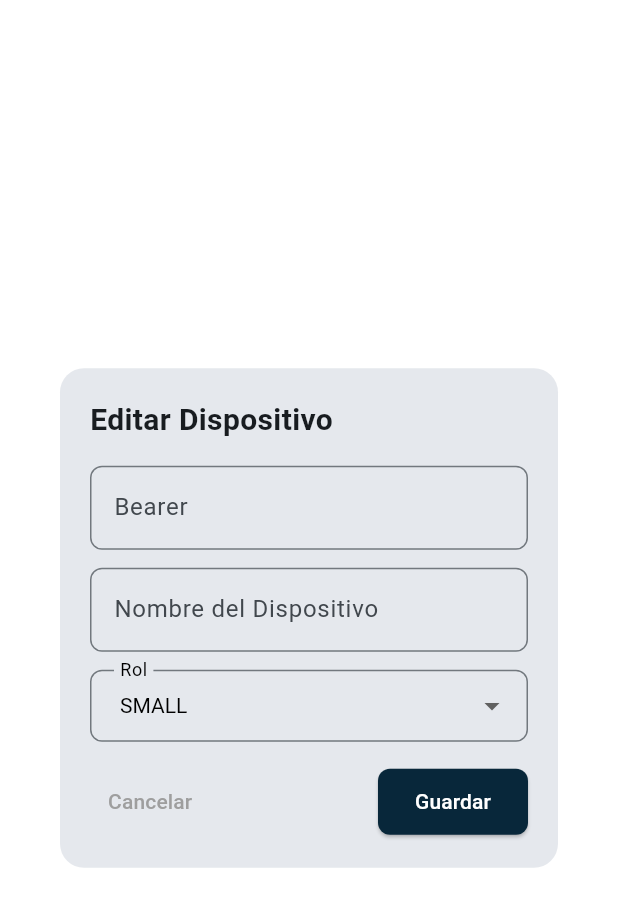
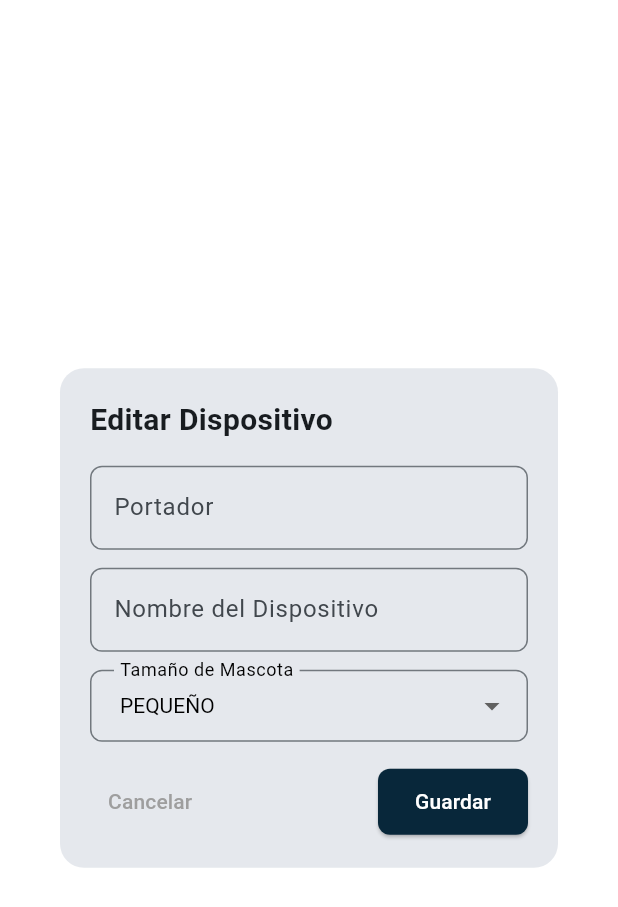
Before and after one commit to Vetlink-Agile-Development/Pet-Tracker-App, a Flutter app: the EditDeviceDialog widget shown alone on an empty page, opened directly with empty values, on a phone screen of 412 x 824 dp. Shown: the top 907 px of the screen. Run offline on Flutter 3.47's test engine with Material 3 defaults, Android fonts, the phone set to English and light mode, and no system bars; our stand-ins replace dash_chat_2, dio, fl_chart, flutter_dotenv, flutter_map, flutter_riverpod and 6 more; accounts and stored records are empty.

Commit message:
feat: add translation in device screen

```diff
--- a/lib/features/devices/presentation/widgets/edit_device_dialog.dart
+++ b/lib/features/devices/presentation/widgets/edit_device_dialog.dart
@@ -68,7 +68,7 @@ class _EditDeviceDialogState extends State<EditDeviceDialog> {
             TextFormField(
               controller: bearerController,
               decoration: InputDecoration(
-                labelText: 'Bearer',
+                labelText: 'Portador',
                 border: OutlineInputBorder(borderRadius: BorderRadius.circular(8)),
               ),
             ),
@@ -86,17 +86,27 @@ class _EditDeviceDialogState extends State<EditDeviceDialog> {
 
             // Role Dropdown actualizado
             DropdownButtonFormField<String>(
-              initialValue: selectedRole,
+              value: selectedRole,
               decoration: InputDecoration(
-                labelText: 'Rol',
+                labelText: 'Tamaño de Mascota',
                 labelStyle: const TextStyle(fontSize: 16, color: Colors.black),
                 border: OutlineInputBorder(borderRadius: BorderRadius.circular(8)),
                 contentPadding: const EdgeInsets.symmetric(vertical: 12, horizontal: 16),
               ),
               items: roles.map((role) {
+                String displayText;
+                if (role == 'SMALL') {
+                  displayText = 'PEQUEÑO';
+                } else if (role == 'MEDIUM') {
+                  displayText = 'MEDIANO';
+                } else if (role == 'LARGE') {
+                  displayText = 'GRANDE';
+                } else {
+                  displayText = role;
+                }
                 return DropdownMenuItem(
                   value: role,
-                  child: Text(role, style: const TextStyle(fontSize: 14, color: Colors.black)),
+                  child: Text(displayText, style: const TextStyle(fontSize: 14, color: Colors.black)),
                 );
               }).toList(),
               onChanged: (value) {
```
Also changed, not shown: lib/features/devices/presentation/widgets/device_card.dart (+12 -2 lines).
